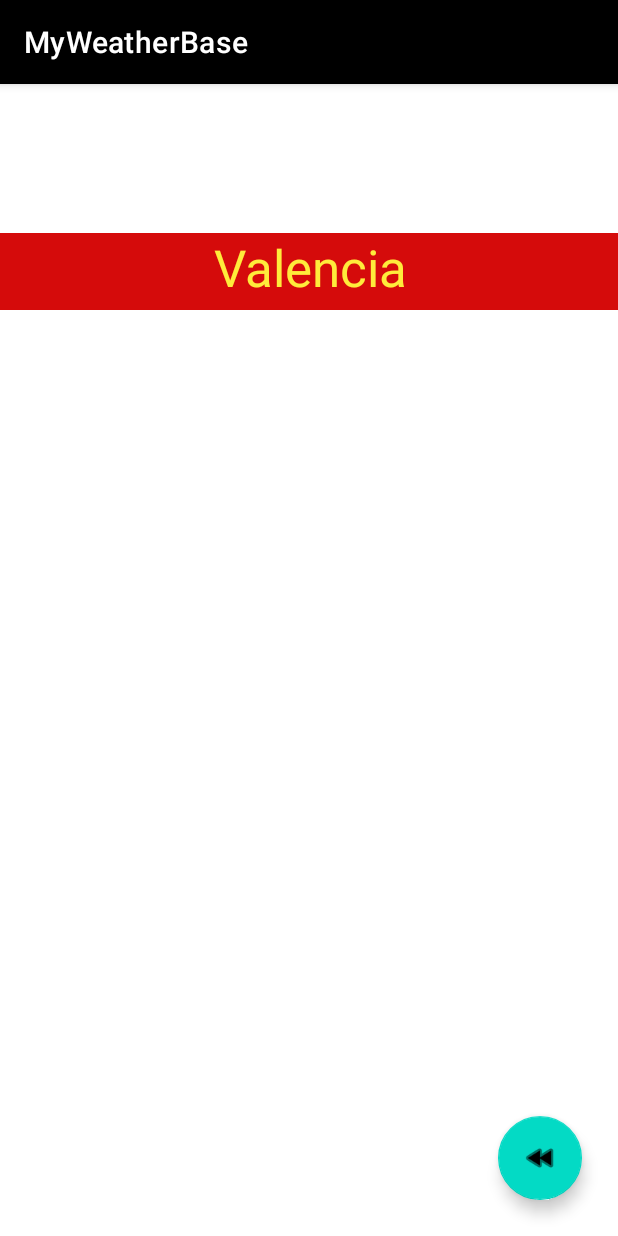
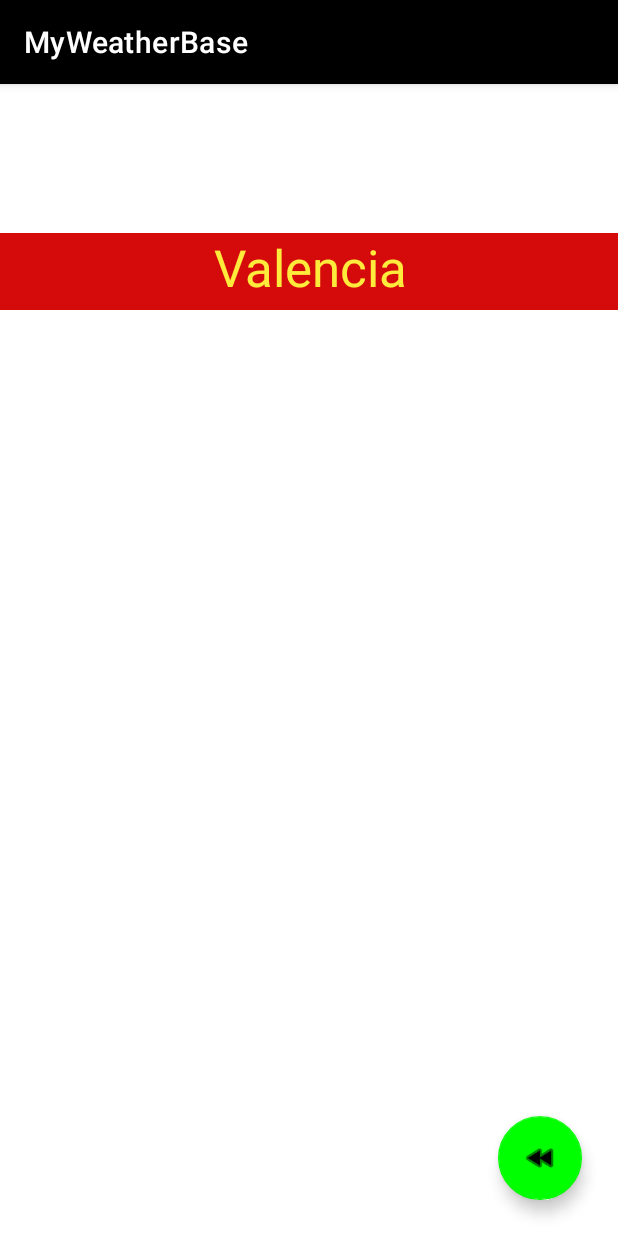
Before and after one commit to Alexito6/MiTiempo, an Android app: the screen it shows after launch (SecondActivity), after a tap on "PREVISIÓN", on a phone screen of 412 x 824 dp. Run offline under Robolectric (Android 15) with nearby library versions, the phone set to English and light mode, and no system bars; 1 statement that could not run was skipped.

```diff
--- a/app/src/main/res/values/themes.xml
+++ b/app/src/main/res/values/themes.xml
@@ -6,7 +6,7 @@
         <item name="colorPrimaryVariant">@color/purple_700</item>
         <item name="colorOnPrimary">@color/white</item>
         <!-- Secondary brand color. -->
-        <item name="colorSecondary">@color/teal_200</item>
+        <item name="colorSecondary">#00FF00</item>
         <item name="colorSecondaryVariant">@color/teal_700</item>
         <item name="colorOnSecondary">@color/black</item>
         <!-- Status bar color. -->
```
